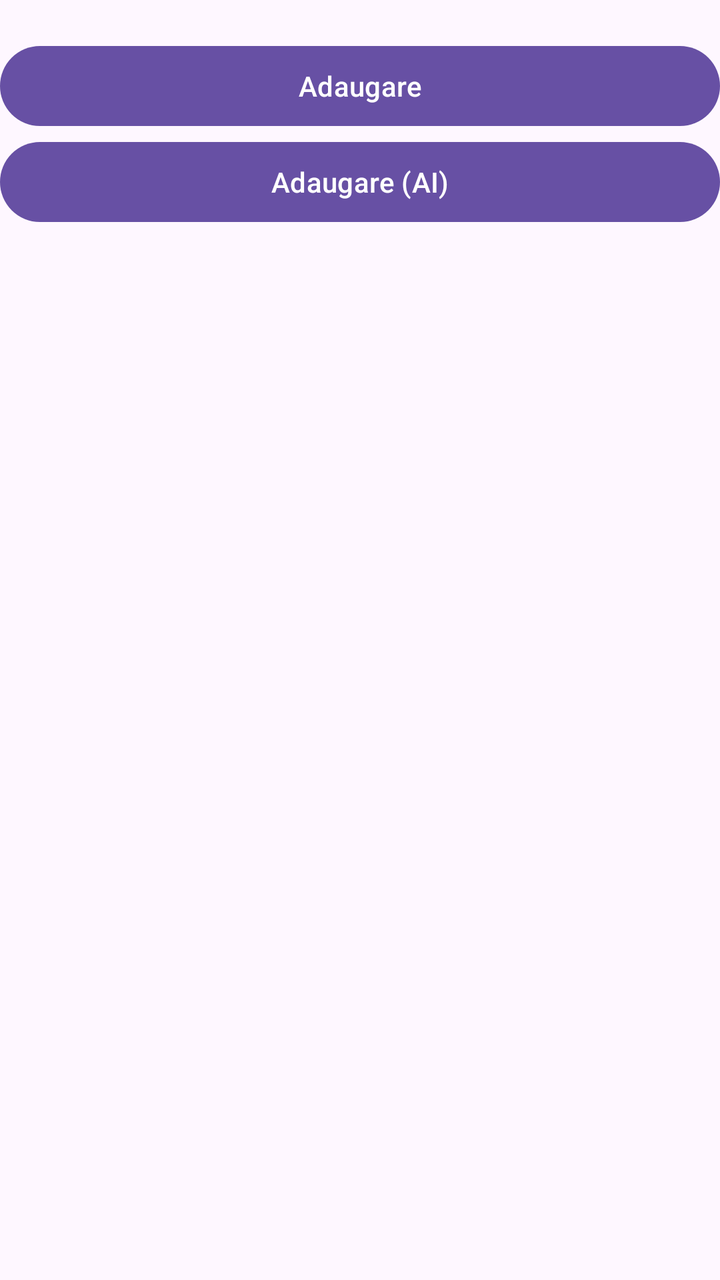
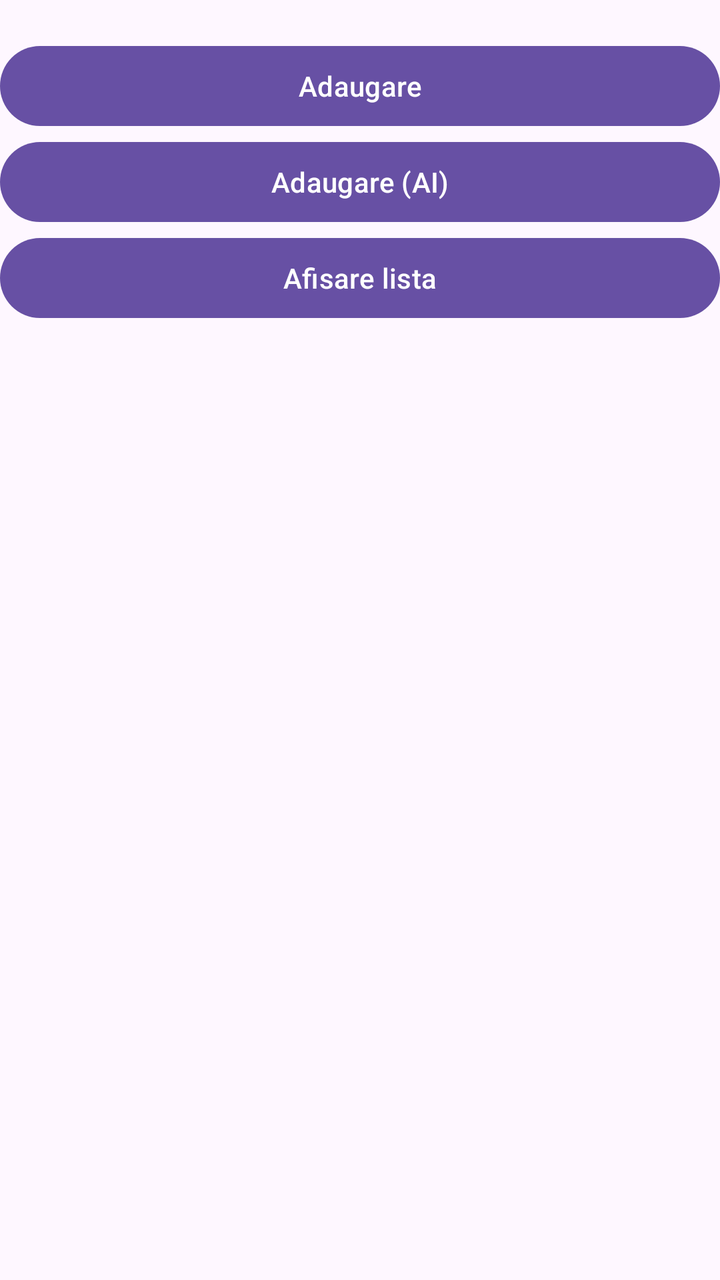

Compare the two renders of this Android layout. The source of the first and the diff that turns it into the second are given below.
<!-- AndroidManifest.xml: application theme Theme.Mihai_Amalia_ActivitateDAM2026 -->
<!-- res/layout/activity_main.xml -->
<?xml version="1.0" encoding="utf-8"?>
<LinearLayout xmlns:android="http://schemas.android.com/apk/res/android"
    xmlns:app="http://schemas.android.com/apk/res-auto"
    xmlns:tools="http://schemas.android.com/tools"
    android:id="@+id/main"
    android:layout_width="match_parent"
    android:layout_height="match_parent"
    tools:context=".MainActivity"
    android:orientation="vertical">

    <TextView
        android:id="@+id/rezultat_TV"
        android:layout_width="wrap_content"
        android:layout_height="wrap_content"
        android:visibility="invisible"/>

    <Button
        android:layout_width="match_parent"
        android:layout_height="wrap_content"
        android:text="@string/adaugare"
        android:onClick="deschidereActivitAdaugare"/>

    <Button
        android:layout_width="match_parent"
        android:layout_height="wrap_content"
        android:text="@string/adaugare_ai"
        android:onClick="deschidereActivitAI"/>
</LinearLayout>
<!-- resources referenced by this layout -->
<resources>
  <string name="adaugare">Adaugare</string>
  <string name="adaugare_ai">Adaugare (AI)</string>
  <style name="Theme.Mihai_Amalia_ActivitateDAM2026" parent="Base.Theme.Mihai_Amalia_ActivitateDAM2026" />
  <style name="Base.Theme.Mihai_Amalia_ActivitateDAM2026" parent="Theme.Material3.DayNight.NoActionBar">
          
          
      </style>
</resources>

<!-- the commit's change to res/layout/activity_main.xml (unified diff, before → after) -->
@@ -25,4 +25,11 @@
         android:layout_height="wrap_content"
         android:text="@string/adaugare_ai"
         android:onClick="deschidereActivitAI"/>
+    <Button
+        android:id="@+id/afisare_BTN"
+        android:layout_width="match_parent"
+        android:layout_height="wrap_content"
+        android:text="@string/afisare_lista"/>
+
+
 </LinearLayout>
<!-- resource entries referenced after the edit -->
@@ -2,6 +2,7 @@
 <resources>
   <string name="adaugare">Adaugare</string>
   <string name="adaugare_ai">Adaugare (AI)</string>
+  <string name="afisare_lista">Afisare lista</string>
   <style name="Theme.Mihai_Amalia_ActivitateDAM2026" parent="Base.Theme.Mihai_Amalia_ActivitateDAM2026" />
   <style name="Base.Theme.Mihai_Amalia_ActivitateDAM2026" parent="Theme.Material3.DayNight.NoActionBar">
           
